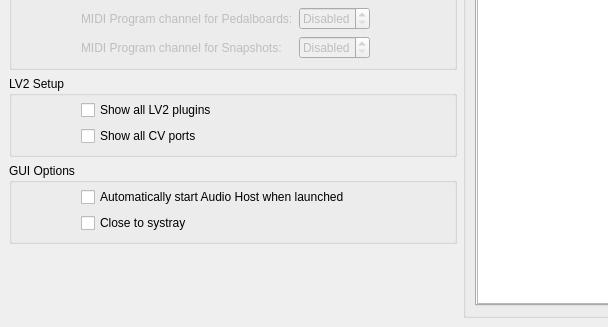
This is systray/mod-app.ui in mod-audio/mod-desktop as Qt 5 draws it before an edit; both pictures show x 0 to 608 and y 325 to 652 of the 1078 by 652 pixel window. The edited form follows.
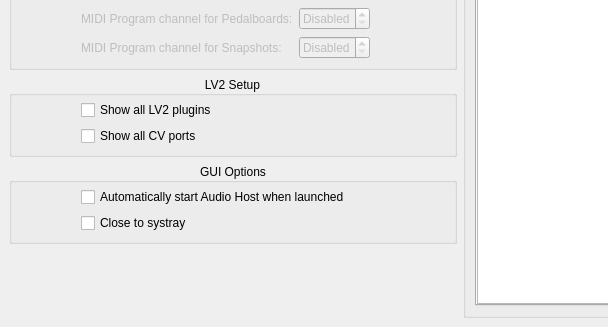
This is the edited form. Icons and pictures are not drawn.

Commit message: windows dark mode

```diff
--- a/systray/mod-app.ui
+++ b/systray/mod-app.ui
@@ -20,6 +20,9 @@
       <property name="title">
        <string>LV2 Setup</string>
       </property>
+      <property name="alignment">
+       <set>Qt::AlignCenter</set>
+      </property>
       <layout class="QHBoxLayout" name="horizontalLayout_6">
        <property name="topMargin">
         <number>4</number>
@@ -82,6 +85,9 @@
       <property name="title">
        <string>GUI Options</string>
       </property>
+      <property name="alignment">
+       <set>Qt::AlignCenter</set>
+      </property>
       <layout class="QHBoxLayout" name="horizontalLayout_3">
        <property name="topMargin">
         <number>4</number>
```
Left out of the diff: 10 changed lines with no effect on the pictures. The commit also changes 2 other files.
